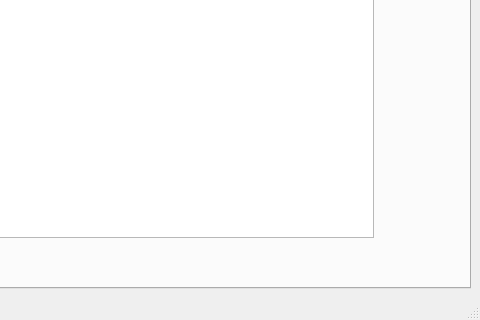
Old version of the form scripts/HFIR_4Circle_Reduction/MainWindow.ui in the repository mantidproject/mantid; both pictures show x 812 to 1292 and y 473 to 793 of the 1292 by 793 pixel window.
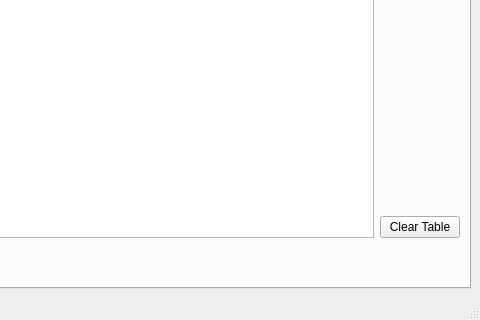
New version of the form. The open tabs and pages were chosen to show the change. Custom widgets are drawn as their Qt base class.

```diff
--- a/scripts/HFIR_4Circle_Reduction/MainWindow.ui
+++ b/scripts/HFIR_4Circle_Reduction/MainWindow.ui
@@ -2538,6 +2538,13 @@
                     </property>
                    </spacer>
                   </item>
+                  <item>
+                   <widget class="QPushButton" name="pushButton_clearSurveyTable">
+                    <property name="text">
+                     <string>Clear Table</string>
+                    </property>
+                   </widget>
+                  </item>
                  </layout>
                 </item>
                 <item>
```
Left out of the diff: 2 changed lines with no effect on the pictures.
